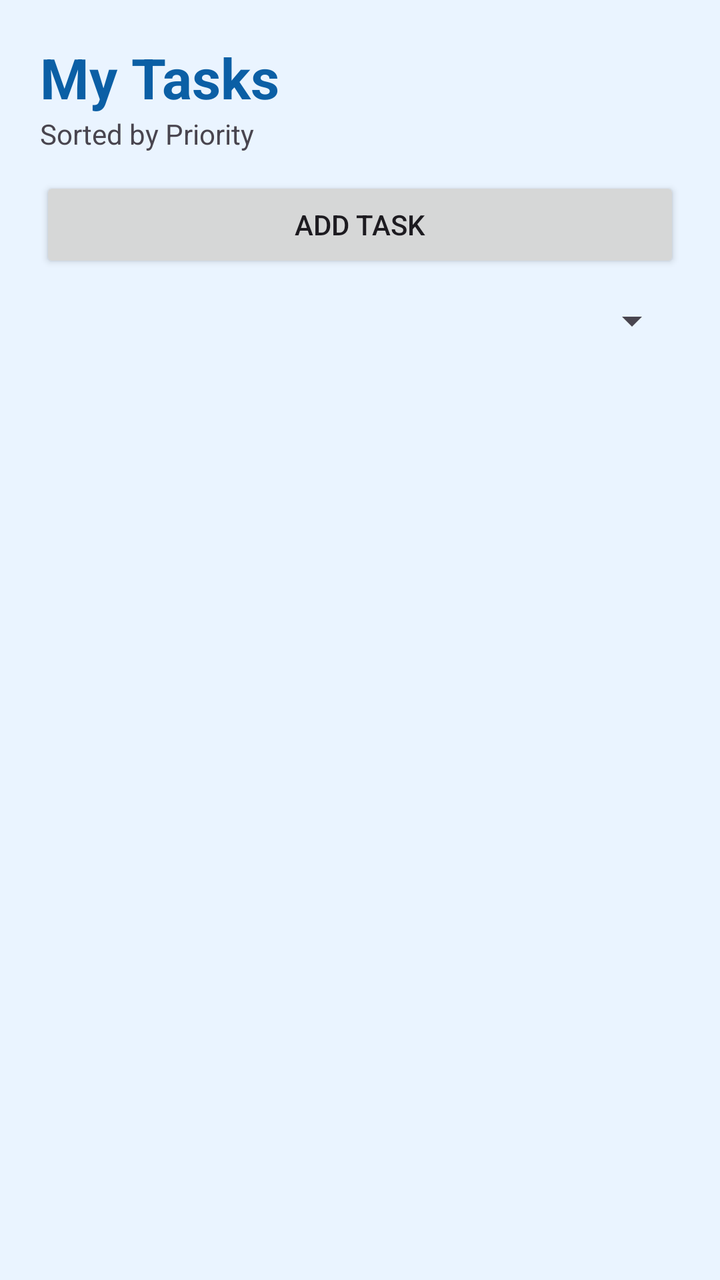
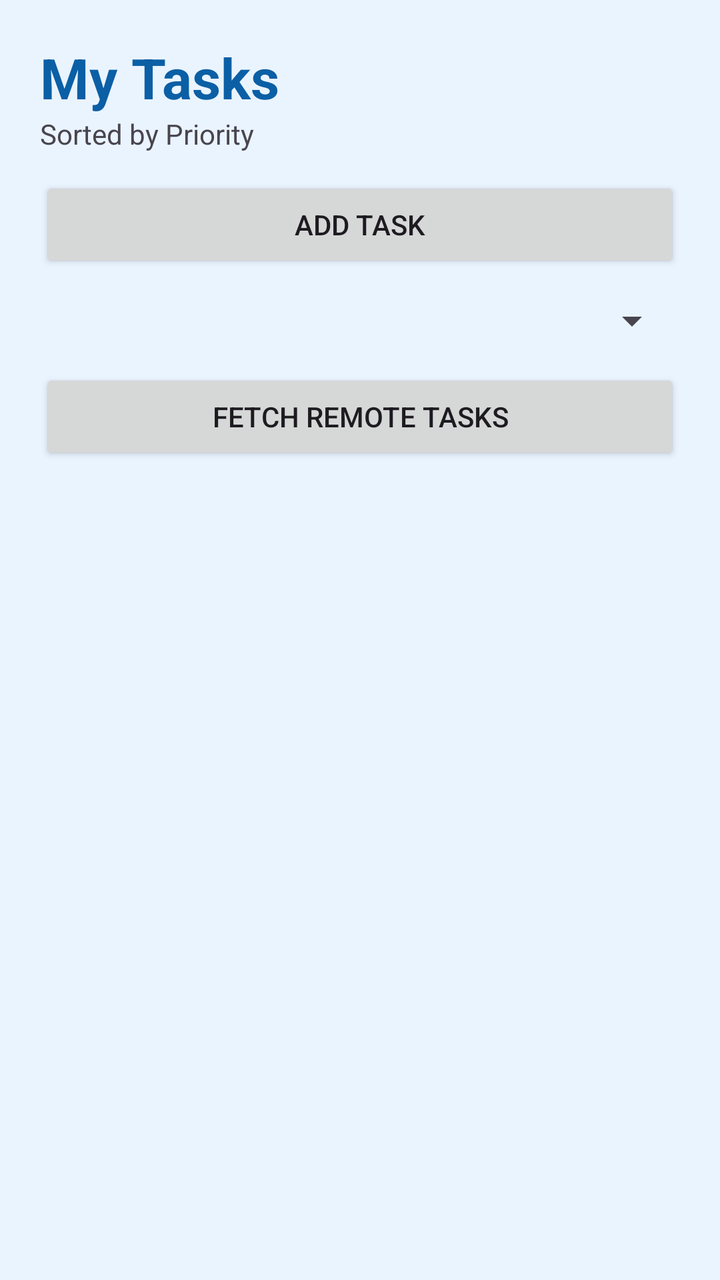

Compare the two renders of this Android layout. The source of the first and the diff that turns it into the second are given below.
<!-- AndroidManifest.xml: application theme Theme.SmartAcademia -->
<!-- res/layout/fragment_task_list.xml -->
<?xml version="1.0" encoding="utf-8"?>
<LinearLayout xmlns:android="http://schemas.android.com/apk/res/android"
    android:layout_width="match_parent"
    android:layout_height="match_parent"
    android:background="#EAF4FF"
    android:orientation="vertical"
    android:padding="20dp">

    <TextView
        android:layout_width="wrap_content"
        android:layout_height="wrap_content"
        android:text="@string/my_tasks"
        android:textSize="28sp"
        android:textStyle="bold"
        android:textColor="#0B5FA5" />

    <TextView
        android:layout_width="wrap_content"
        android:layout_height="wrap_content"
        android:text="@string/sorted_by_priority"
        android:layout_marginBottom="12dp" />

    <Button
        android:id="@+id/addTaskButton"
        android:layout_width="match_parent"
        android:layout_height="wrap_content"
        android:text="@string/add_task"
        android:layout_marginBottom="12dp" />

    <Spinner
        android:id="@+id/sortSpinner"
        android:layout_width="match_parent"
        android:layout_height="wrap_content"
        android:layout_marginBottom="12dp" />

    <androidx.recyclerview.widget.RecyclerView
        android:id="@+id/taskRecyclerView"
        android:layout_width="match_parent"
        android:layout_height="0dp"
        android:layout_weight="1" />

</LinearLayout>
<!-- resources referenced by this layout -->
<resources>
  <string name="add_task">Add Task</string>
  <string name="my_tasks">My Tasks</string>
  <string name="sorted_by_priority">Sorted by Priority</string>
  <style name="Theme.SmartAcademia" parent="Base.Theme.SmartAcademia" />
  <style name="Base.Theme.SmartAcademia" parent="Theme.Material3.DayNight.NoActionBar">
          
          
      </style>
</resources>

<!-- the commit's change to res/layout/fragment_task_list.xml (unified diff, before → after) -->
@@ -33,6 +33,13 @@
         android:layout_height="wrap_content"
         android:layout_marginBottom="12dp" />
 
+    <Button
+        android:id="@+id/fetchTasksButton"
+        android:layout_width="match_parent"
+        android:layout_height="wrap_content"
+        android:text="Fetch Remote Tasks"
+        android:layout_marginBottom="10dp"/>
+
     <androidx.recyclerview.widget.RecyclerView
         android:id="@+id/taskRecyclerView"
         android:layout_width="match_parent"
